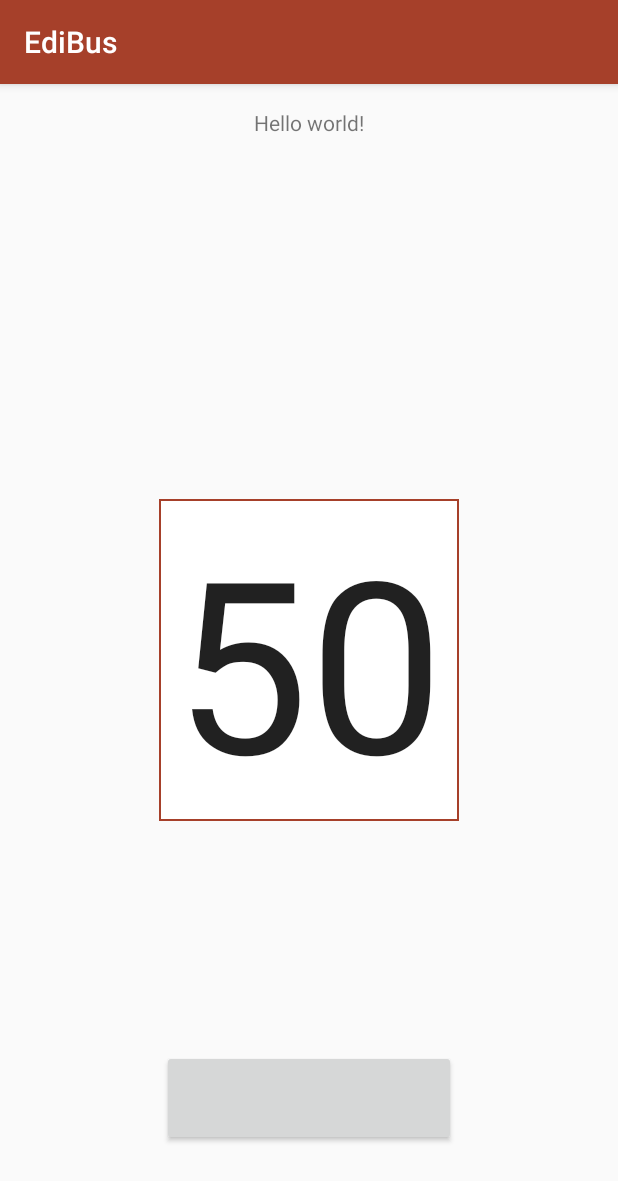
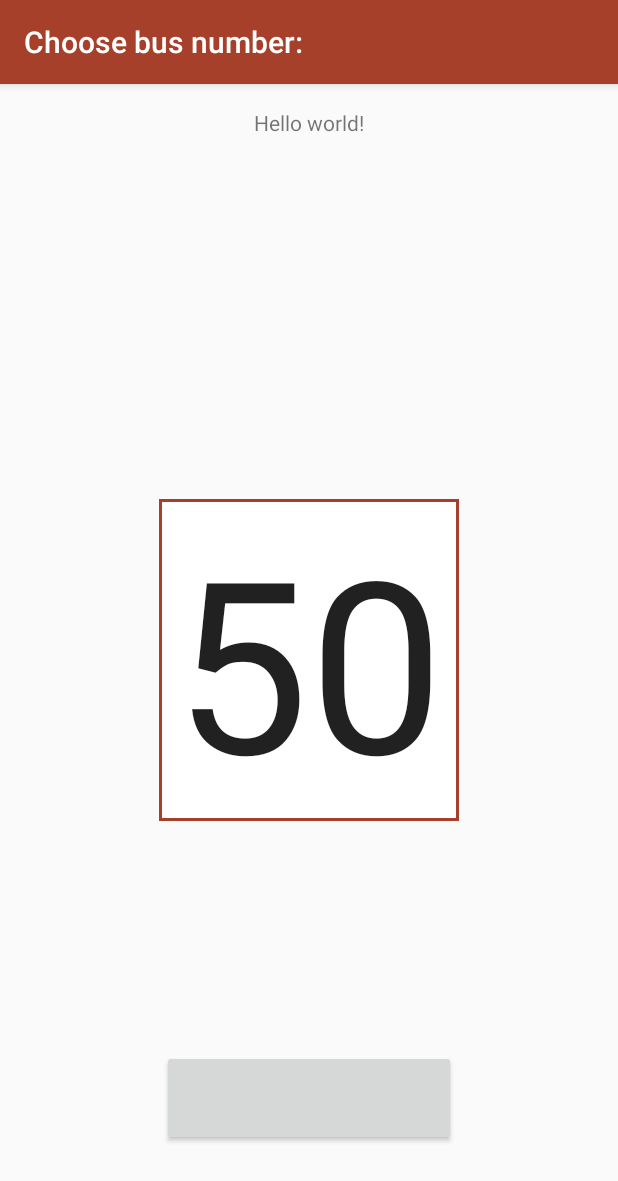
Before and after one commit to kuro-kuris/ec, an Android app: the screen it shows after launch (MainActivity), on a phone screen of 412 x 824 dp. Shown: the top 1181 px of the screen. Run offline under Robolectric (Android 15) with nearby library versions, the light colour scheme and no system bars; libraries missing offline, so code that uses them is left out: com.dd; plain views replace CircularProgressButton; 2 statements that could not run were skipped.

Commit message:
slight modifications

```diff
--- a/EdiBus/app/src/main/res/drawable/edit_text_box.xml
+++ b/EdiBus/app/src/main/res/drawable/edit_text_box.xml
@@ -1,7 +1,7 @@
 <?xml version="1.0" encoding="UTF-8"?>
 <shape xmlns:android="http://schemas.android.com/apk/res/android">
     <solid android:color="#FFFFFF" />
-    <stroke android:width="1dp" android:color="@color/my_red" />
+    <stroke android:width="2dp" android:color="@color/my_red" />
     <padding android:left="1dp" android:top="1dp" android:right="1dp"
         android:bottom="1dp" />
 </shape>
--- a/EdiBus/app/src/main/res/layout/activity_main.xml
+++ b/EdiBus/app/src/main/res/layout/activity_main.xml
@@ -24,9 +24,9 @@
         android:layout_height="64dp"
         android:textColor="@color/cpb_white"
         android:textSize="18sp"
-        app:cpb_textComplete="Complete"
-        app:cpb_textError="Error"
-        app:cpb_textIdle="Upload"
+        app:cpb_textComplete="@string/button_complete"
+        app:cpb_textError="@string/button_error"
+        app:cpb_textIdle="@string/button_upload"
         app:cpb_cornerRadius="48dp"
         app:cpb_selectorIdle="@drawable/button_idle_state_selector"
         app:cpb_colorIndicator="@color/my_red"
--- a/EdiBus/app/src/main/res/values/strings.xml
+++ b/EdiBus/app/src/main/res/values/strings.xml
@@ -2,5 +2,12 @@
     <string name="app_name">EdiBus</string>
 
     <string name="hello_world">Hello world!</string>
+    <string name="choose_bus">Choose bus number:</string>
+    <string name="button_error">TRY AGAIN</string>
+    <string name="button_complete">SUCCESS</string>
+    <string name="button_upload">THIS IS MY BUS</string>
+    <string name="title_activity_next_stops_acitivity">NextStopsAcitivity</string>
     <string name="action_settings">Settings</string>
+
+
 </resources>
```
Also changed, not shown: EdiBus/app/src/main/AndroidManifest.xml (+10 -1 lines), EdiBus/app/src/main/java/com/example/edibus/MainActivity.java (+16 -1 lines), EdiBus/app/src/main/java/com/example/edibus/NextStopsAcitivity.java (added, +39 -0 lines), EdiBus/app/src/main/res/layout/activity_next_stops.xml (added, +12 -0 lines), EdiBus/app/src/main/res/menu/menu_next_stops.xml (added, +7 -0 lines).
